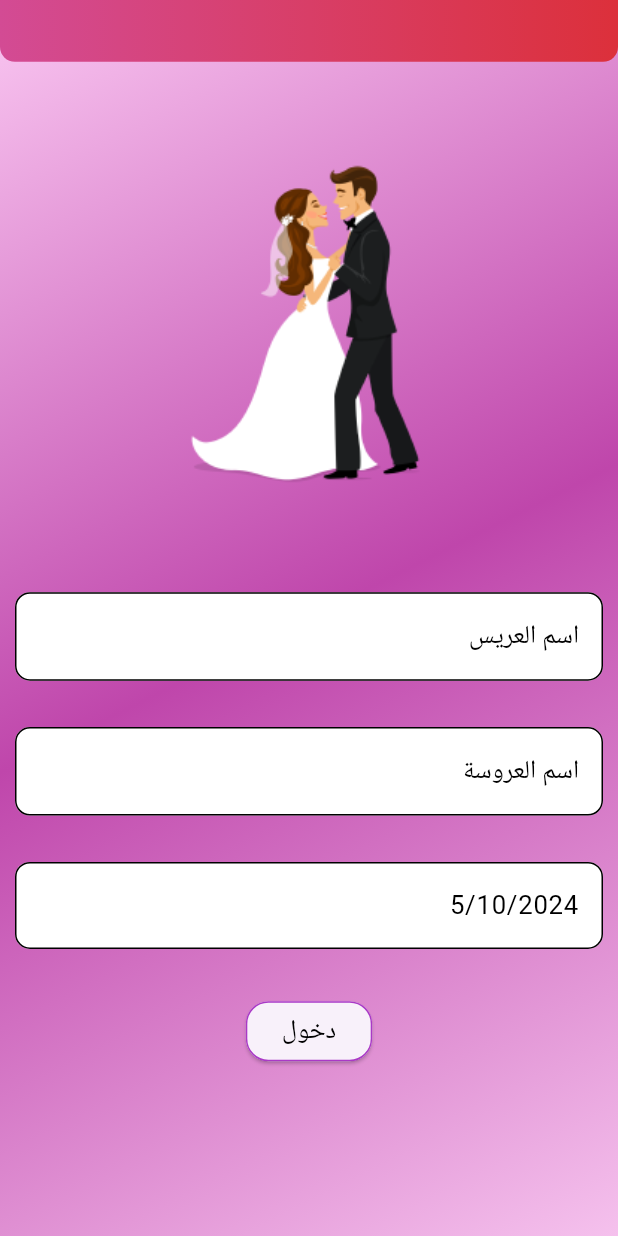
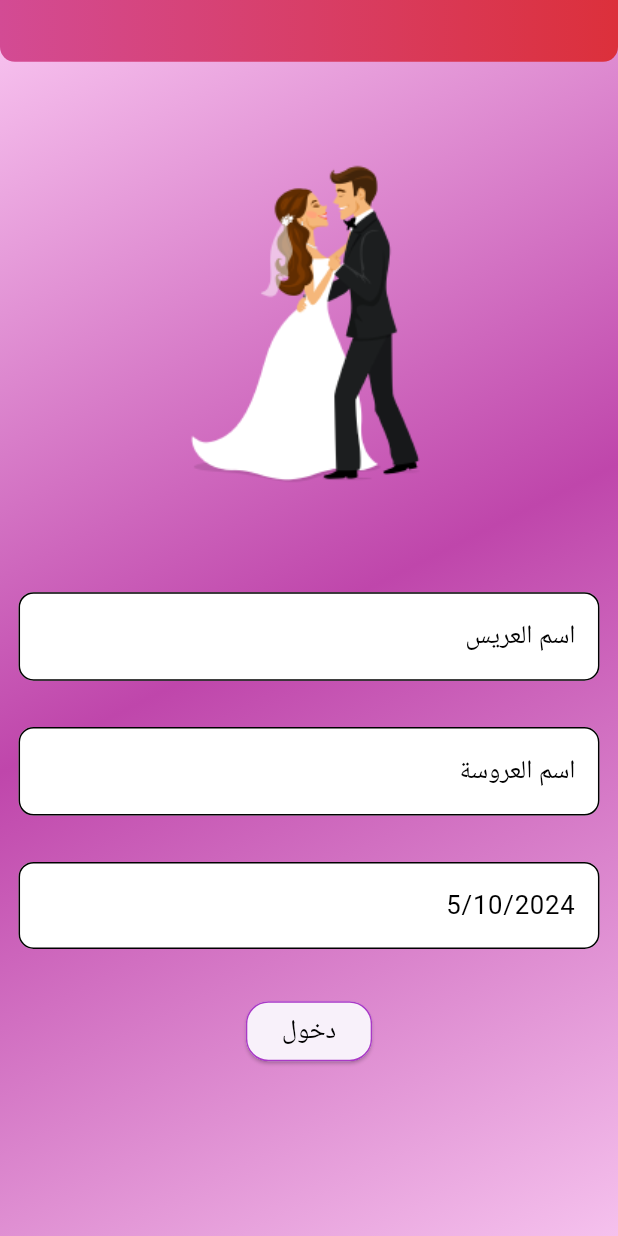
Before and after one commit to IbrahimIG1/zaghrota_app, a Flutter app: the screen it shows after launch, on a phone screen of 412 x 824 dp. Run offline on Flutter 3.47's test engine with Material 3 defaults, Android fonts, the phone set to English and light mode, and no system bars; our stand-ins replace flutter_screenutil.

Commit message:
- Change padding values to .r values.

```diff
--- a/lib/features/home_screen/presentation/view/widgets/heart_drawer.dart
+++ b/lib/features/home_screen/presentation/view/widgets/heart_drawer.dart
@@ -13,7 +13,7 @@ class HeartDrawer extends StatelessWidget {
     return CustomPaint(
               painter: HeartPainter(),
               child: Container(
-                padding: const EdgeInsets.symmetric(vertical: 10),
+                padding:  EdgeInsets.symmetric(vertical: 10.r),
                 height: 0.35.sh,
                 width: 1.sw,
                        decoration: const BoxDecoration(
--- a/lib/features/login_screen/presentation/view/widgets/form_textfields.dart
+++ b/lib/features/login_screen/presentation/view/widgets/form_textfields.dart
@@ -1,4 +1,5 @@
 import 'package:flutter/material.dart';
+import 'package:flutter_screenutil/flutter_screenutil.dart';
 import 'package:zaghrota_app/core/usable/sizedbox.dart';
 import 'package:zaghrota_app/features/login_screen/presentation/view/widgets/custom_Text_Field.dart';
 import 'package:zaghrota_app/features/login_screen/presentation/view/widgets/custom_datefield.dart';
@@ -19,18 +20,18 @@ class _FormTextfieldsState extends State<FormTextfields> {
     return Form(child: Column(
       children: [
          Padding(
-                    padding:  const EdgeInsets.symmetric(horizontal: 10),
+                    padding:   EdgeInsets.symmetric(horizontal: 12.r),
                     child:  Customtextfield(useStyle2: widget.useStyle2,hintText: "اسم العريس",),
                   ),
                   verticalSizedBox(30),
                    Padding(
-                    padding:  const EdgeInsets.symmetric(horizontal: 10),
+                    padding:   EdgeInsets.symmetric(horizontal: 12.r),
                     child: Customtextfield(useStyle2: widget.useStyle2,hintText: "اسم العروسة"),
                   ),
                   verticalSizedBox(30),
 
                    Padding(
-                    padding:  const EdgeInsets.symmetric(horizontal: 10),
+                    padding:   EdgeInsets.symmetric(horizontal: 12.r),
                     child: CustomDatefield(
                       useStyle2: widget.useStyle2,
                     onTap: () async {
```
